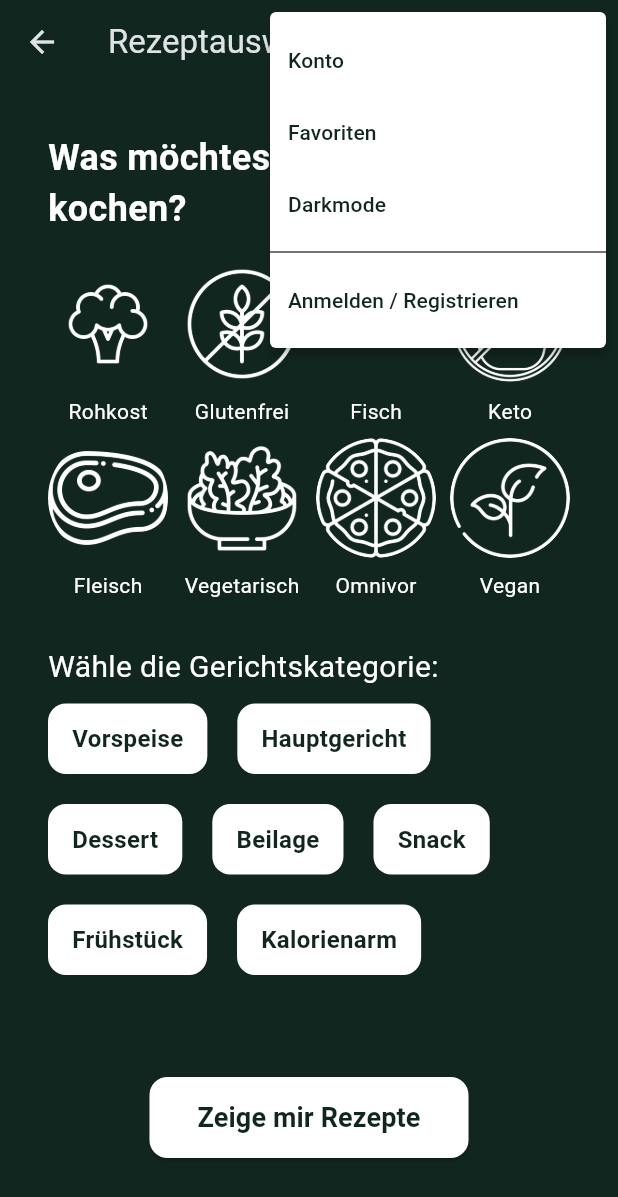
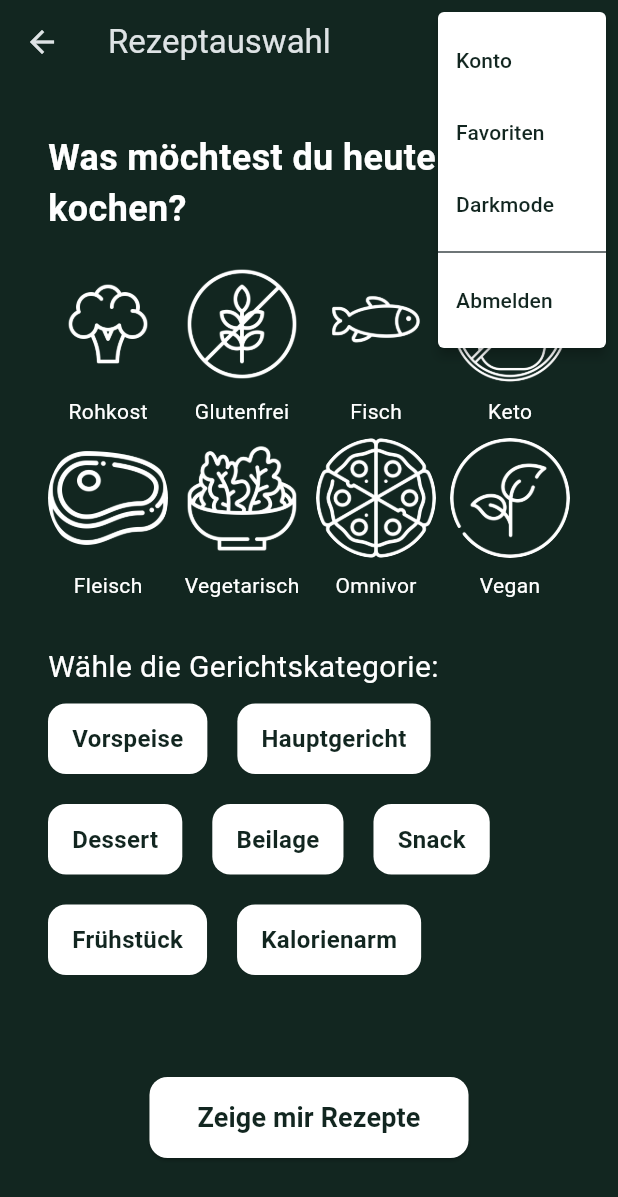
Before and after one commit to DeineBabushka/kuvio-android-app, a Flutter app: the RecipesScreen screen opened directly, after a tap on the "menu" icon, on a phone screen of 412 x 824 dp. Shown: the top 1197 px of the screen. Run offline on Flutter 3.47's test engine with Material 3 defaults, Android fonts, the light colour scheme and no system bars; our stand-ins replace cloud_firestore, firebase_auth, firebase_core; accounts and stored records are empty.

Commit message:
added logout function and updated ham menu

```diff
--- a/lib/widgets/hamburger_menu.dart
+++ b/lib/widgets/hamburger_menu.dart
@@ -1,67 +1,98 @@
 import 'package:flutter/material.dart';
+import 'package:firebase_auth/firebase_auth.dart';
+import '../screens/account_screen.dart';
 import '../screens/login_screen.dart';
-import '../screens/account_screen.dart';
-import 'package:firebase_auth/firebase_auth.dart';
 
 class HamburgerMenu extends StatelessWidget {
-  const HamburgerMenu(
-      {super.key}); // <- const ist erlaubt, weil keine Felder drin sind
+  const HamburgerMenu({super.key});
 
   @override
   Widget build(BuildContext context) {
+    return StreamBuilder<User?>(
+      stream: FirebaseAuth.instance.authStateChanges(),
+      builder: (context, snapshot) {
+        final user = snapshot.data;
+        final isLoggedIn = user != null;
+
         return PopupMenuButton<String>(
           color: Colors.white,
           icon: const Icon(Icons.menu, color: Colors.white),
           itemBuilder: (BuildContext context) {
-        return [
+            final List<PopupMenuEntry<String>> menuItems = [];
+
+            if (isLoggedIn) {
+              menuItems.addAll([
                 const PopupMenuItem<String>(
                   value: 'konto',
-            child: Text('Konto', style: TextStyle(color: Color(0xFF122620))),
+                  child:
+                      Text('Konto', style: TextStyle(color: Color(0xFF122620))),
                 ),
                 const PopupMenuItem<String>(
                   value: 'favoriten',
-            child:
-                Text('Favoriten', style: TextStyle(color: Color(0xFF122620))),
+                  child: Text('Favoriten',
+                      style: TextStyle(color: Color(0xFF122620))),
                 ),
+              ]);
+            }
+
+            menuItems.add(
               const PopupMenuItem<String>(
                 value: 'darkmode',
-            child: Text('Darkmode', style: TextStyle(color: Color(0xFF122620))),
+                child: Text('Darkmode',
+                    style: TextStyle(color: Color(0xFF122620))),
               ),
-          const PopupMenuDivider(),
+            );
+
+            menuItems.add(const PopupMenuDivider());
+
+            if (isLoggedIn) {
+              menuItems.add(
+                const PopupMenuItem<String>(
+                  value: 'logout',
+                  child: Text('Abmelden',
+                      style: TextStyle(color: Color(0xFF122620))),
+                ),
+              );
+            } else {
+              menuItems.add(
                 const PopupMenuItem<String>(
                   value: 'login',
                   child: Text('Anmelden / Registrieren',
                       style: TextStyle(color: Color(0xFF122620))),
                 ),
-        ];
+              );
+            }
+
+            return menuItems;
           },
-
-      // Aktionen bei Auswahl
-      onSelected: (value) {
+          onSelected: (value) async {
             if (value == 'konto') {
-          final user = FirebaseAuth.instance.currentUser;
-          final isLoggedIn = user != null;
-
               Navigator.push(
                 context,
-            MaterialPageRoute(
-              builder: (context) =>
-                  isLoggedIn ? const AccountScreen() : const LoginScreen(),
-            ),
+                MaterialPageRoute(builder: (context) => const AccountScreen()),
               );
             } else if (value == 'favoriten') {
-          // TODO: Navigation zu Favoriten
+              ScaffoldMessenger.of(context).showSnackBar(
+                const SnackBar(content: Text('Favoriten kommen bald!')),
+              );
             } else if (value == 'darkmode') {
-          // TODO: Darkmode umschalten
+              ScaffoldMessenger.of(context).showSnackBar(
+                const SnackBar(content: Text('Darkmode kommt bald!')),
+              );
             } else if (value == 'login') {
               Navigator.push(
                 context,
-            MaterialPageRoute(
-              builder: (context) => const LoginScreen(),
-            ),
+                MaterialPageRoute(builder: (context) => const LoginScreen()),
+              );
+            } else if (value == 'logout') {
+              await FirebaseAuth.instance.signOut();
+              ScaffoldMessenger.of(context).showSnackBar(
+                const SnackBar(content: Text('Du wurdest abgemeldet.')),
               );
             }
           },
         );
+      },
+    );
   }
 }
```
Lines whose indentation alone changed are shown as unchanged.
